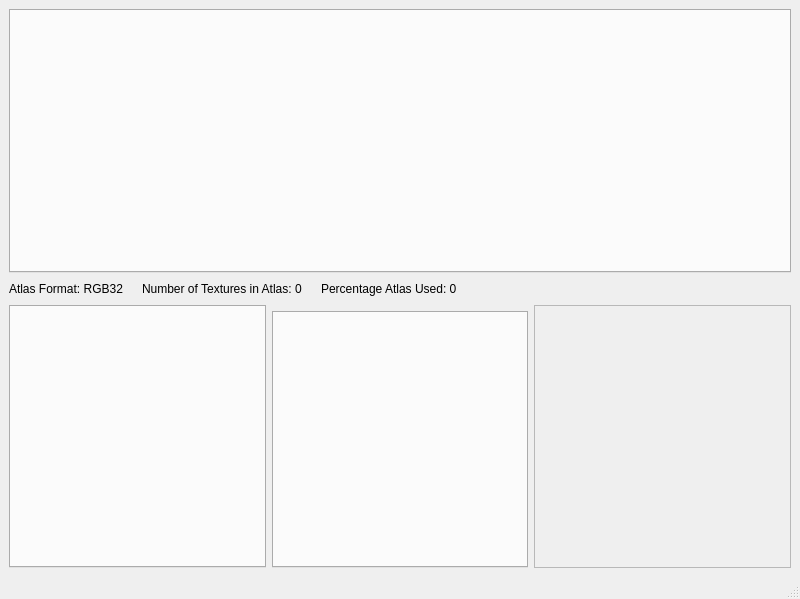
The window that GUI/mainwindow.ui (Binyamin-Brion/TextureAtlasCreator) describes before a commit, drawn with Qt 5.
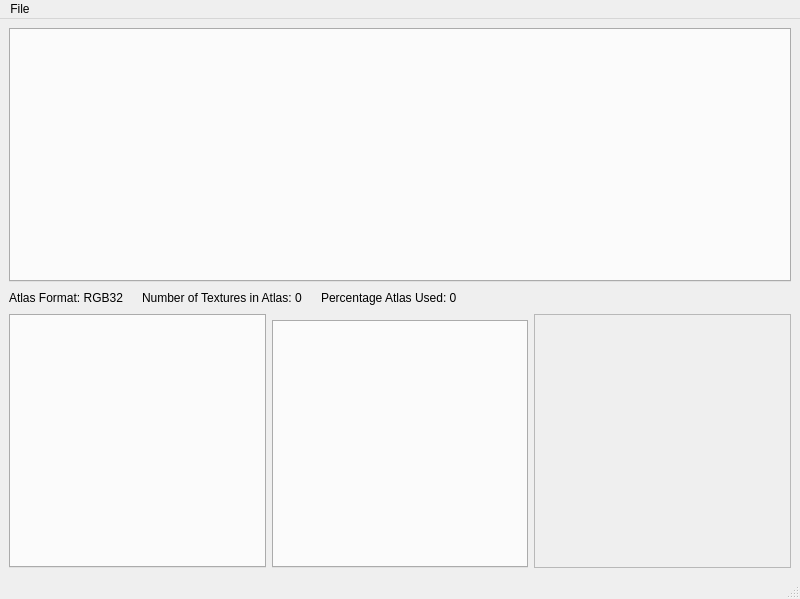
The same window after the commit. Custom widgets are drawn as their Qt base class.

```diff
--- a/GUI/mainwindow.ui
+++ b/GUI/mainwindow.ui
@@ -95,8 +95,8 @@
           <rect>
            <x>0</x>
            <y>0</y>
-           <width>252</width>
-           <height>241</height>
+           <width>254</width>
+           <height>249</height>
           </rect>
          </property>
         </widget>
@@ -112,9 +112,22 @@
      <x>0</x>
      <y>0</y>
      <width>800</width>
-     <height>26</height>
+     <height>21</height>
     </rect>
    </property>
+   <widget class="QMenu" name="menuFile">
+    <property name="title">
+     <string>File</string>
+    </property>
+    <addaction name="actionExport_Current_Atlas"/>
+    <addaction name="separator"/>
+    <addaction name="actionOpen_Project"/>
+    <addaction name="separator"/>
+    <addaction name="actionSave"/>
+    <addaction name="separator"/>
+    <addaction name="actionSave_As"/>
+   </widget>
+   <addaction name="menuFile"/>
   </widget>
   <widget class="QStatusBar" name="statusbar"/>
  </widget>
```
Left out of the diff: 20 changed lines with no effect on the pictures.
